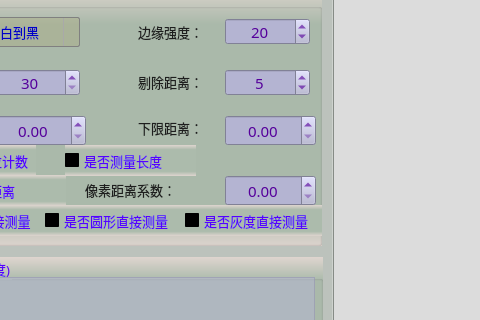
First picture: the form in QPlugins/GeometryMeasure/EdgeWidthMeasure/frmEdgeWidthMeasure.ui, repository qqqkoko123/opencv4workflow, before the edit; both pictures show x 116 to 596 and y 195 to 515 of the 1160 by 655 pixel window.
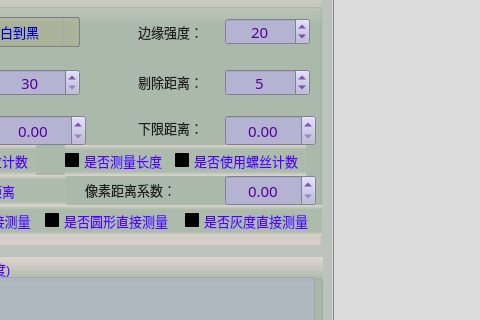
Second picture: the form after the edit. Icons and pictures are not drawn.

Diff of the .ui file:
```diff
--- a/QPlugins/GeometryMeasure/EdgeWidthMeasure/frmEdgeWidthMeasure.ui
+++ b/QPlugins/GeometryMeasure/EdgeWidthMeasure/frmEdgeWidthMeasure.ui
@@ -1152,6 +1152,45 @@
          <bool>false</bool>
         </property>
        </widget>
+       <widget class="QCheckBox" name="isActureDistance_7">
+        <property name="geometry">
+         <rect>
+          <x>280</x>
+          <y>160</y>
+          <width>131</width>
+          <height>31</height>
+         </rect>
+        </property>
+        <property name="font">
+         <font>
+          <family>微软雅黑</family>
+          <pointsize>10</pointsize>
+         </font>
+        </property>
+        <property name="styleSheet">
+         <string notr="true">QCheckBox{
+    color: rgb(30, 30, 30);
+	border-style: flat;
+	background: transparent;
+}
+QCheckBox::indicator {
+    width: 17px;
+    height: 17px;    
+}
+QCheckBox::indicator::unchecked {
+    image: url(:/resource/untick.png);
+}
+QCheckBox::indicator::checked {
+    image: url(:/resource/tick.png);
+};</string>
+        </property>
+        <property name="text">
+         <string>是否使用螺丝计数</string>
+        </property>
+        <property name="checked">
+         <bool>false</bool>
+        </property>
+       </widget>
       </widget>
       <widget class="QGroupBox" name="groupC3">
        <property name="geometry">
```
